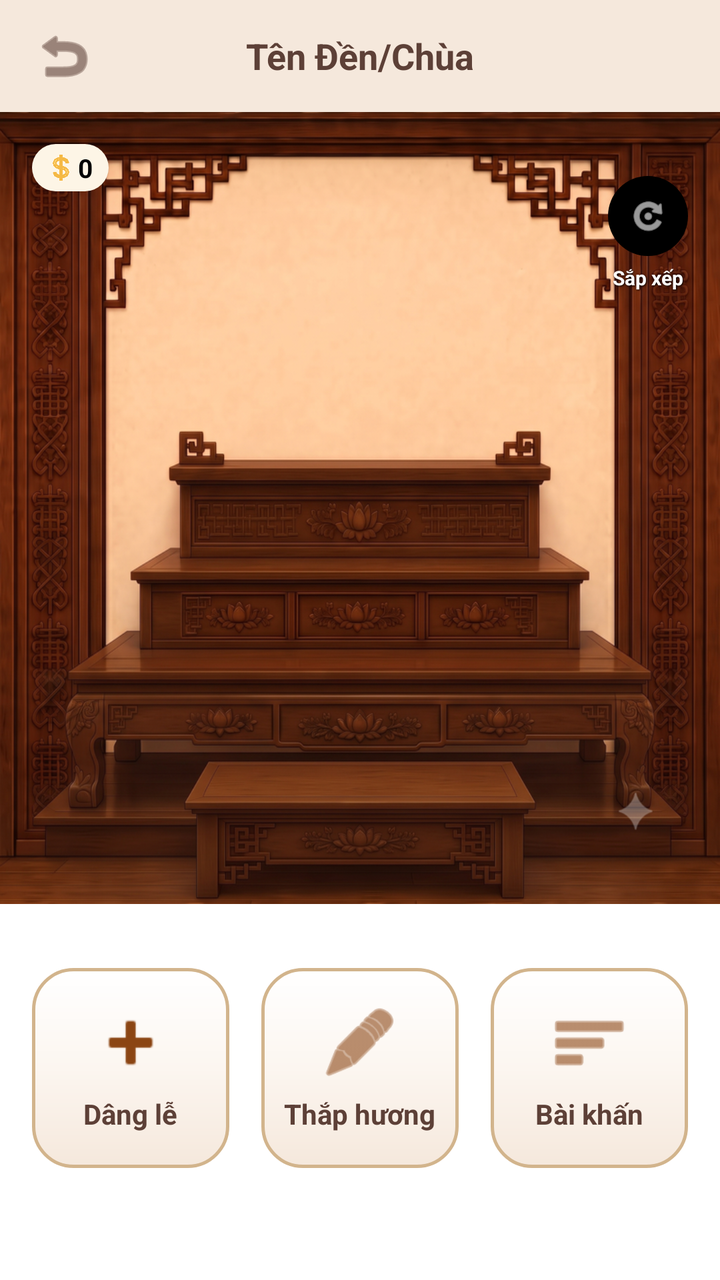
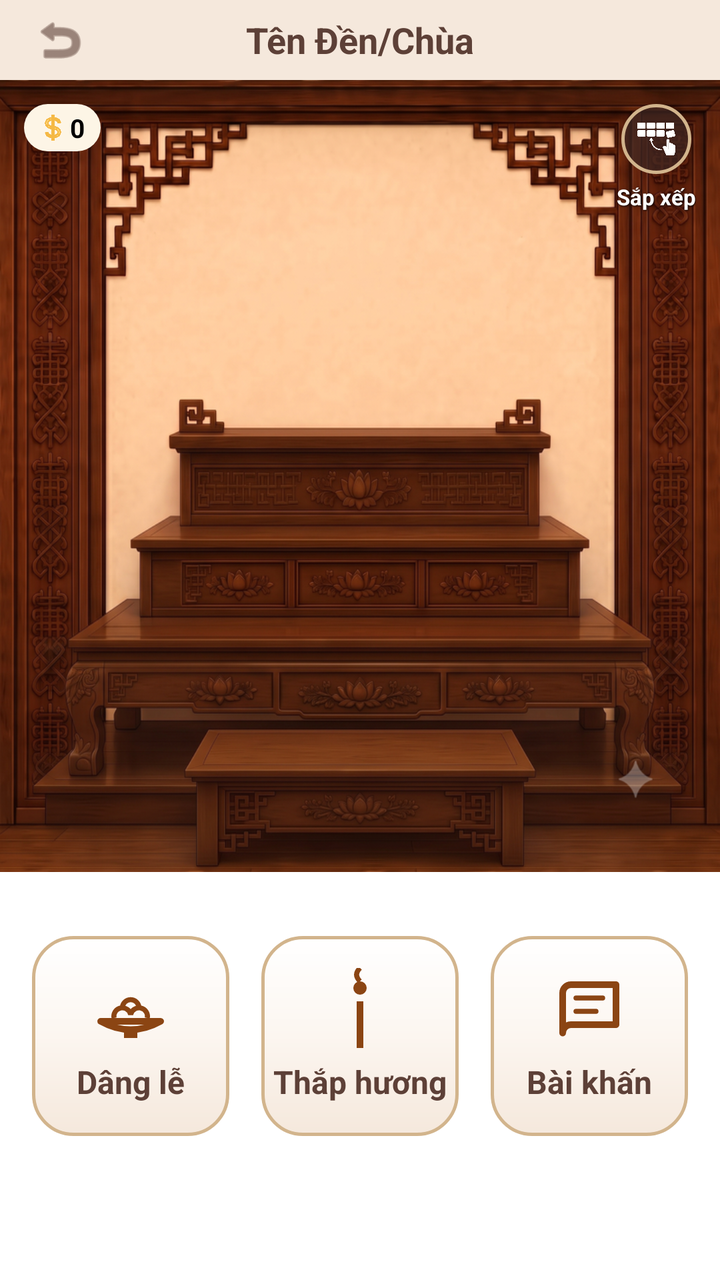

Compare the two renders of this Android layout. The source of the first and the diff that turns it into the second are given below.
<!-- AndroidManifest.xml: application theme Theme.ThapHuongGiaTien -->
<!-- res/layout/fragment_temple_altar.xml -->
<?xml version="1.0" encoding="utf-8"?>
<androidx.constraintlayout.widget.ConstraintLayout xmlns:android="http://schemas.android.com/apk/res/android"
    xmlns:app="http://schemas.android.com/apk/res-auto"
    xmlns:tools="http://schemas.android.com/tools"
    android:layout_width="match_parent"
    android:layout_height="match_parent"
    android:background="#FFFFFF">

    
    <RelativeLayout
        android:id="@+id/layoutTempleHeader"
        android:layout_width="match_parent"
        android:layout_height="?attr/actionBarSize"
        android:background="#F5E8DC"
        android:paddingHorizontal="16dp"
        app:layout_constraintTop_toTopOf="parent">

        <ImageView
            android:id="@+id/btnBack"
            android:layout_width="32dp"
            android:layout_height="32dp"
            android:layout_alignParentStart="true"
            android:layout_centerVertical="true"
            android:src="@android:drawable/ic_menu_revert"
            app:tint="#5D4037" />

        <TextView
            android:id="@+id/txtTempleName"
            android:layout_width="wrap_content"
            android:layout_height="wrap_content"
            android:layout_centerInParent="true"
            android:text="Tên Đền/Chùa"
            android:textColor="#5D4037"
            android:textSize="18sp"
            android:textStyle="bold" />
    </RelativeLayout>

    
    <androidx.constraintlayout.widget.ConstraintLayout
        android:id="@+id/altarContainer"
        android:layout_width="0dp"
        android:layout_height="0dp"
        android:background="#F5E8DC"
        android:clipChildren="false"
        android:clipToPadding="false"
        app:layout_constraintDimensionRatio="1:1.1"
        app:layout_constraintEnd_toEndOf="parent"
        app:layout_constraintStart_toStartOf="parent"
        app:layout_constraintTop_toBottomOf="@id/layoutTempleHeader">

        <ImageView
            android:id="@+id/imgAltar"
            android:layout_width="match_parent"
            android:layout_height="match_parent"
            android:contentDescription="Ban thờ đền chùa"
            android:scaleType="fitXY"
            android:src="@drawable/ban_tho_1" />

        
    </androidx.constraintlayout.widget.ConstraintLayout>

    <include
        android:id="@+id/layoutGold"
        layout="@layout/layout_gold"
        android:layout_width="wrap_content"
        android:layout_height="wrap_content"
        android:layout_margin="16dp"
        app:layout_constraintStart_toStartOf="parent"
        app:layout_constraintTop_toBottomOf="@id/layoutTempleHeader" />

    
    <LinearLayout
        android:id="@+id/layoutTopActions"
        android:layout_width="wrap_content"
        android:layout_height="wrap_content"
        android:layout_marginTop="16dp"
        android:layout_marginEnd="16dp"
        android:elevation="4dp"
        android:gravity="end"
        android:orientation="vertical"
        app:layout_constraintEnd_toEndOf="parent"
        app:layout_constraintTop_toBottomOf="@id/layoutTempleHeader">

        <LinearLayout
            android:id="@+id/btnSapXep"
            android:layout_width="wrap_content"
            android:layout_height="wrap_content"
            android:layout_marginTop="16dp"
            android:clickable="true"
            android:focusable="true"
            android:gravity="center"
            android:orientation="vertical">

            <ImageView
                android:layout_width="40dp"
                android:layout_height="40dp"
                android:background="@drawable/bg_circle_black"
                android:padding="10dp"
                android:src="@android:drawable/ic_menu_rotate"
                app:tint="@color/white" />

            <TextView
                android:layout_width="wrap_content"
                android:layout_height="wrap_content"
                android:layout_marginTop="4dp"
                android:shadowColor="@color/black"
                android:shadowDx="1"
                android:shadowDy="1"
                android:shadowRadius="2"
                android:text="Sắp xếp"
                android:textColor="@color/white"
                android:textSize="10sp"
                android:textStyle="bold" />
        </LinearLayout>

        <LinearLayout
            android:id="@+id/btnSave"
            android:layout_width="wrap_content"
            android:layout_height="wrap_content"
            android:layout_marginTop="16dp"
            android:clickable="true"
            android:focusable="true"
            android:gravity="center"
            android:orientation="vertical"
            android:visibility="gone">

            <ImageView
                android:layout_width="40dp"
                android:layout_height="40dp"
                android:background="@drawable/bg_circle_black"
                android:padding="10dp"
                android:src="@android:drawable/ic_menu_save"
                app:tint="@color/white" />

            <TextView
                android:layout_width="wrap_content"
                android:layout_height="wrap_content"
                android:layout_marginTop="4dp"
                android:shadowColor="@color/black"
                android:shadowDx="1"
                android:shadowDy="1"
                android:shadowRadius="2"
                android:text="Lưu"
                android:textColor="@color/white"
                android:textSize="10sp"
                android:textStyle="bold" />
        </LinearLayout>

        <LinearLayout
            android:id="@+id/btnCancelEdit"
            android:layout_width="wrap_content"
            android:layout_height="wrap_content"
            android:layout_marginTop="16dp"
            android:clickable="true"
            android:focusable="true"
            android:gravity="center"
            android:orientation="vertical"
            android:visibility="gone">

            <ImageView
                android:layout_width="40dp"
                android:layout_height="40dp"
                android:background="@drawable/bg_circle_black"
                android:padding="10dp"
                android:src="@android:drawable/ic_menu_close_clear_cancel"
                app:tint="@color/white" />

            <TextView
                android:layout_width="wrap_content"
                android:layout_height="wrap_content"
                android:layout_marginTop="4dp"
                android:shadowColor="@color/black"
                android:shadowDx="1"
                android:shadowDy="1"
                android:shadowRadius="2"
                android:text="Hủy"
                android:textColor="@color/white"
                android:textSize="10sp"
                android:textStyle="bold" />
        </LinearLayout>
    </LinearLayout>

    
    <LinearLayout
        android:id="@+id/layoutActions"
        android:layout_width="match_parent"
        android:layout_height="wrap_content"
        android:layout_marginTop="24dp"
        android:gravity="center"
        android:orientation="horizontal"
        android:paddingStart="8dp"
        android:paddingEnd="8dp"
        app:layout_constraintTop_toBottomOf="@id/altarContainer">

        <LinearLayout
            android:id="@+id/btnDangLe"
            android:layout_width="0dp"
            android:layout_height="100dp"
            android:layout_margin="8dp"
            android:layout_weight="1"
            android:background="@drawable/bg_action_button"
            android:clickable="true"
            android:focusable="true"
            android:gravity="center"
            android:orientation="vertical">

            <ImageView
                android:layout_width="40dp"
                android:layout_height="40dp"
                android:src="@android:drawable/ic_input_add"
                app:tint="#8B4513" />

            <TextView
                android:layout_width="wrap_content"
                android:layout_height="wrap_content"
                android:layout_marginTop="6dp"
                android:gravity="center"
                android:text="Dâng lễ"
                android:textColor="#5D4037"
                android:textSize="14sp"
                android:textStyle="bold" />
        </LinearLayout>

        <LinearLayout
            android:id="@+id/btnThapHuong"
            android:layout_width="0dp"
            android:layout_height="100dp"
            android:layout_margin="8dp"
            android:layout_weight="1"
            android:background="@drawable/bg_action_button"
            android:clickable="true"
            android:focusable="true"
            android:gravity="center"
            android:orientation="vertical">

            <ImageView
                android:layout_width="40dp"
                android:layout_height="40dp"
                android:src="@android:drawable/ic_menu_edit"
                app:tint="#8B4513" />

            <TextView
                android:layout_width="wrap_content"
                android:layout_height="wrap_content"
                android:layout_marginTop="6dp"
                android:gravity="center"
                android:text="Thắp hương"
                android:textColor="#5D4037"
                android:textSize="14sp"
                android:textStyle="bold" />
        </LinearLayout>

        <LinearLayout
            android:id="@+id/btnBaiKhan"
            android:layout_width="0dp"
            android:layout_height="100dp"
            android:layout_margin="8dp"
            android:layout_weight="1"
            android:background="@drawable/bg_action_button"
            android:clickable="true"
            android:focusable="true"
            android:gravity="center"
            android:orientation="vertical">

            <ImageView
                android:layout_width="40dp"
                android:layout_height="40dp"
                android:src="@android:drawable/ic_menu_sort_by_size"
                app:tint="#8B4513" />

            <TextView
                android:layout_width="wrap_content"
                android:layout_height="wrap_content"
                android:layout_marginTop="6dp"
                android:gravity="center"
                android:text="Bài khấn"
                android:textColor="#5D4037"
                android:textSize="14sp"
                android:textStyle="bold" />
        </LinearLayout>
    </LinearLayout>

    
    <LinearLayout
        android:id="@+id/layoutPrayerContainer"
        android:layout_width="match_parent"
        android:layout_height="0dp"
        android:layout_margin="16dp"
        android:background="@drawable/bg_dialog_traditional"
        android:elevation="4dp"
        android:orientation="vertical"
        android:padding="16dp"
        android:visibility="gone"
        app:layout_constraintBottom_toBottomOf="parent"
        app:layout_constraintTop_toBottomOf="@id/altarContainer">

        <RelativeLayout
            android:layout_width="match_parent"
            android:layout_height="wrap_content">

            <ImageView
                android:id="@+id/btnBackPrayer"
                android:layout_width="32dp"
                android:layout_height="32dp"
                android:layout_alignParentStart="true"
                android:layout_centerVertical="true"
                android:contentDescription="Quay lại"
                android:src="@android:drawable/ic_menu_revert"
                android:visibility="gone"
                app:tint="#5D4037" />

            <TextView
                android:id="@+id/txtPrayerHeader"
                android:layout_width="wrap_content"
                android:layout_height="wrap_content"
                android:layout_centerInParent="true"
                android:text="Bài Khấn"
                android:textColor="#5D4037"
                android:textSize="18sp"
                android:textStyle="bold" />

            <ImageView
                android:id="@+id/btnClosePrayer"
                android:layout_width="32dp"
                android:layout_height="32dp"
                android:layout_alignParentEnd="true"
                android:layout_centerVertical="true"
                android:contentDescription="Đóng"
                android:src="@android:drawable/ic_menu_close_clear_cancel"
                app:tint="#5D4037" />
        </RelativeLayout>

        <View
            android:layout_width="match_parent"
            android:layout_height="1dp"
            android:layout_marginTop="8dp"
            android:layout_marginBottom="4dp"
            android:background="#D2B48C" />

        <androidx.recyclerview.widget.RecyclerView
            android:id="@+id/rvPrayersList"
            android:layout_width="match_parent"
            android:layout_height="match_parent"
            android:clipToPadding="false" />

        <ScrollView
            android:id="@+id/scrollPrayerContent"
            android:layout_width="match_parent"
            android:layout_height="match_parent"
            android:visibility="gone">

            <TextView
                android:id="@+id/txtPrayerDetail"
                android:layout_width="match_parent"
                android:layout_height="wrap_content"
                android:lineSpacingExtra="4sp"
                android:textColor="#3E2723"
                android:textSize="16sp" />
        </ScrollView>
    </LinearLayout>

</androidx.constraintlayout.widget.ConstraintLayout>
<!-- res/layout/layout_gold.xml (included above) -->
<?xml version="1.0" encoding="utf-8"?>
<LinearLayout xmlns:android="http://schemas.android.com/apk/res/android"
    android:id="@+id/layoutGold"
    android:layout_width="wrap_content"
    android:layout_height="wrap_content"
    android:background="@drawable/bg_gold_counter"
    android:gravity="center_vertical"
    android:orientation="horizontal"
    android:paddingStart="8dp"
    android:paddingEnd="8dp"
    android:paddingTop="3dp"
    android:paddingBottom="3dp">

    <ImageView
        android:layout_width="13dp"
        android:layout_height="13dp"
       android:src="@drawable/dollar" />

    <TextView
        android:id="@+id/txtGold"
        android:layout_width="wrap_content"
        android:layout_height="wrap_content"
        android:layout_marginStart="2dp"
        android:text="0"
        android:textSize="13sp"
        android:textColor="@android:color/black"
        android:textStyle="bold" />
</LinearLayout>
<!-- resources referenced by this layout -->
<resources>
  <color name="black">#FF000000</color>
  <color name="white">#FFFFFFFF</color>
  <!-- drawable bg_circle_black (drawable) -->
  <?xml version="1.0" encoding="utf-8"?>
  <shape xmlns:android="http://schemas.android.com/apk/res/android"
      android:shape="oval">
      <solid android:color="#000000" />
      <size android:width="16dp" android:height="16dp" />
  </shape>
  <!-- drawable bg_dialog_traditional (drawable) -->
  <?xml version="1.0" encoding="utf-8"?>
  <shape xmlns:android="http://schemas.android.com/apk/res/android"
      android:shape="rectangle">
      <gradient
          android:startColor="#FFFFFF"
          android:centerColor="#FCF6F0"
          android:endColor="#F5E8DC"
          android:angle="270" />
      <corners android:radius="16dp" />
      <stroke
          android:width="2dp"
          android:color="#D2B48C" />
  </shape>
  <!-- drawable bg_gold_counter (drawable) -->
  <?xml version="1.0" encoding="utf-8"?>
  <shape xmlns:android="http://schemas.android.com/apk/res/android">
      <solid android:color="#FDF5E6" />
      <corners android:radius="12dp" />
  </shape>
  <color name="purple_500">#FF6200EE</color>
  <color name="purple_700">#FF3700B3</color>
  <color name="teal_200">#FF03DAC5</color>
  <color name="teal_700">#FF018786</color>
  <!-- unchanged entries left out for length: 4 -->
</resources>

<!-- the commit's change to res/layout/fragment_temple_altar.xml (unified diff, before → after) -->
@@ -10,15 +10,15 @@
     <RelativeLayout
         android:id="@+id/layoutTempleHeader"
         android:layout_width="match_parent"
-        android:layout_height="?attr/actionBarSize"
+        android:layout_height="40dp"
         android:background="#F5E8DC"
         android:paddingHorizontal="16dp"
         app:layout_constraintTop_toTopOf="parent">
 
         <ImageView
             android:id="@+id/btnBack"
-            android:layout_width="32dp"
-            android:layout_height="32dp"
+            android:layout_width="28dp"
+            android:layout_height="28dp"
             android:layout_alignParentStart="true"
             android:layout_centerVertical="true"
             android:src="@android:drawable/ic_menu_revert"
@@ -64,7 +64,7 @@
         layout="@layout/layout_gold"
         android:layout_width="wrap_content"
         android:layout_height="wrap_content"
-        android:layout_margin="16dp"
+        android:layout_margin="12dp"
         app:layout_constraintStart_toStartOf="parent"
         app:layout_constraintTop_toBottomOf="@id/layoutTempleHeader" />
 
@@ -73,8 +73,8 @@
         android:id="@+id/layoutTopActions"
         android:layout_width="wrap_content"
         android:layout_height="wrap_content"
-        android:layout_marginTop="16dp"
-        android:layout_marginEnd="16dp"
+        android:layout_marginTop="12dp"
+        android:layout_marginEnd="12dp"
         android:elevation="4dp"
         android:gravity="end"
         android:orientation="vertical"
@@ -85,18 +85,17 @@
             android:id="@+id/btnSapXep"
             android:layout_width="wrap_content"
             android:layout_height="wrap_content"
-            android:layout_marginTop="16dp"
             android:clickable="true"
             android:focusable="true"
             android:gravity="center"
             android:orientation="vertical">
 
             <ImageView
-                android:layout_width="40dp"
-                android:layout_height="40dp"
-                android:background="@drawable/bg_circle_black"
-                android:padding="10dp"
-                android:src="@android:drawable/ic_menu_rotate"
+                android:layout_width="35dp"
+                android:layout_height="35dp"
+                android:background="@drawable/bg_circle_action"
+                android:padding="8dp"
+                android:src="@drawable/sap_xep"
                 app:tint="@color/white" />
 
             <TextView
@@ -109,7 +108,7 @@
                 android:shadowRadius="2"
                 android:text="Sắp xếp"
                 android:textColor="@color/white"
-                android:textSize="10sp"
+                android:textSize="11sp"
                 android:textStyle="bold" />
         </LinearLayout>
 
@@ -117,7 +116,7 @@
             android:id="@+id/btnSave"
             android:layout_width="wrap_content"
             android:layout_height="wrap_content"
-            android:layout_marginTop="16dp"
+            android:layout_marginTop="12dp"
             android:clickable="true"
             android:focusable="true"
             android:gravity="center"
@@ -125,11 +124,11 @@
             android:visibility="gone">
 
             <ImageView
-                android:layout_width="40dp"
-                android:layout_height="40dp"
-                android:background="@drawable/bg_circle_black"
-                android:padding="10dp"
-                android:src="@android:drawable/ic_menu_save"
+                android:layout_width="35dp"
+                android:layout_height="35dp"
+                android:background="@drawable/bg_circle_action"
+                android:padding="8dp"
+                android:src="@drawable/diskette"
                 app:tint="@color/white" />
 
             <TextView
@@ -142,7 +141,7 @@
                 android:shadowRadius="2"
                 android:text="Lưu"
                 android:textColor="@color/white"
-                android:textSize="10sp"
+                android:textSize="11sp"
                 android:textStyle="bold" />
         </LinearLayout>
 
@@ -158,9 +157,9 @@
             android:visibility="gone">
 
             <ImageView
-                android:layout_width="40dp"
-                android:layout_height="40dp"
-                android:background="@drawable/bg_circle_black"
+                android:layout_width="35dp"
+                android:layout_height="35dp"
+                android:background="@drawable/bg_circle_action"
                 android:padding="10dp"
                 android:src="@android:drawable/ic_menu_close_clear_cancel"
                 app:tint="@color/white" />
@@ -175,7 +174,7 @@
                 android:shadowRadius="2"
                 android:text="Hủy"
                 android:textColor="@color/white"
-                android:textSize="10sp"
+                android:textSize="11sp"
                 android:textStyle="bold" />
         </LinearLayout>
     </LinearLayout>
@@ -207,7 +206,7 @@
             <ImageView
                 android:layout_width="40dp"
                 android:layout_height="40dp"
-                android:src="@android:drawable/ic_input_add"
+                android:src="@drawable/ic_flower_tray"
                 app:tint="#8B4513" />
 
             <TextView
@@ -217,7 +216,7 @@
                 android:gravity="center"
                 android:text="Dâng lễ"
                 android:textColor="#5D4037"
-                android:textSize="14sp"
+                android:textSize="16sp"
                 android:textStyle="bold" />
         </LinearLayout>
 
@@ -236,7 +235,7 @@
             <ImageView
                 android:layout_width="40dp"
                 android:layout_height="40dp"
-                android:src="@android:drawable/ic_menu_edit"
+                android:src="@drawable/ic_incense"
                 app:tint="#8B4513" />
 
             <TextView
@@ -246,7 +245,7 @@
                 android:gravity="center"
                 android:text="Thắp hương"
                 android:textColor="#5D4037"
-                android:textSize="14sp"
+                android:textSize="16sp"
                 android:textStyle="bold" />
         </LinearLayout>
 
@@ -265,7 +264,7 @@
             <ImageView
                 android:layout_width="40dp"
                 android:layout_height="40dp"
-                android:src="@android:drawable/ic_menu_sort_by_size"
+                android:src="@drawable/ic_pray_book"
                 app:tint="#8B4513" />
 
             <TextView
@@ -275,7 +274,7 @@
                 android:gravity="center"
                 android:text="Bài khấn"
                 android:textColor="#5D4037"
-                android:textSize="14sp"
+                android:textSize="16sp"
                 android:textStyle="bold" />
         </LinearLayout>
     </LinearLayout>
<!-- resource entries referenced after the edit -->
@@ -2,11 +2,12 @@
 <resources>
   <color name="black">#FF000000</color>
   <color name="white">#FFFFFFFF</color>
-  <!-- drawable bg_circle_black (drawable) -->
+  <!-- drawable bg_circle_action (drawable) -->
   <?xml version="1.0" encoding="utf-8"?>
   <shape xmlns:android="http://schemas.android.com/apk/res/android"
       android:shape="oval">
-      <solid android:color="#000000" />
+      <solid android:color="#B33E2723" /> 
+      <stroke android:width="1.5dp" android:color="#D2B48C" />
       <size android:width="16dp" android:height="16dp" />
   </shape>
   <!-- drawable bg_dialog_traditional (drawable) -->
@@ -29,6 +30,77 @@
       <solid android:color="#FDF5E6" />
       <corners android:radius="12dp" />
   </shape>
+  <!-- drawable diskette: png bitmap (drawable, 6805 bytes) -->
+  <!-- drawable ic_flower_tray (drawable) -->
+  <vector xmlns:android="http://schemas.android.com/apk/res/android"
+      android:width="24dp"
+      android:height="24dp"
+      android:viewportWidth="24"
+      android:viewportHeight="24">
+      
+      <path
+          android:fillColor="#00000000"
+          android:strokeColor="#8B4513"
+          android:strokeWidth="2"
+          android:strokeLineJoin="round"
+          android:pathData="M3,16 Q12,21 21,16 Z" />
+      
+      <path
+          android:fillColor="#8B4513"
+          android:pathData="M10,18 h4 v3 h-4 z" />
+      
+      <path
+          android:fillColor="#00000000"
+          android:strokeColor="#8B4513"
+          android:strokeWidth="1.5"
+          android:pathData="M7,15 A2.5,2.5 0 1,1 12,14 A2.5,2.5 0 1,1 17,15" />
+      <path
+          android:fillColor="#00000000"
+          android:strokeColor="#8B4513"
+          android:strokeWidth="1.5"
+          android:pathData="M9.5,12 A2.5,2.5 0 1,1 14.5,12" />
+  </vector>
+  <!-- drawable ic_incense (drawable) -->
+  <vector xmlns:android="http://schemas.android.com/apk/res/android"
+      android:width="24dp"
+      android:height="24dp"
+      android:viewportWidth="24"
+      android:viewportHeight="24">
+      
+      <path
+          android:fillColor="#8B4513"
+          android:pathData="M11,10 h2 v14 h-2 z" />
+      
+      <path
+          android:fillColor="#FF5722"
+          android:pathData="M12,4 a2,2 0 1,0 0,4 a2,2 0 1,0 0,-4 z" />
+      
+      <path
+          android:strokeColor="#BDBDBD"
+          android:strokeWidth="1.5"
+          android:fillColor="#00000000"
+          android:pathData="M12,4 Q10,2 12,0" />
+  </vector>
+  <!-- drawable ic_pray_book (drawable) -->
+  <vector xmlns:android="http://schemas.android.com/apk/res/android"
+      android:width="24dp"
+      android:height="24dp"
+      android:viewportWidth="24"
+      android:viewportHeight="24">
+      <path
+          android:fillColor="#00000000"
+          android:strokeColor="#8B4513"
+          android:strokeWidth="2"
+          android:strokeLineCap="round"
+          android:strokeLineJoin="round"
+          android:pathData="M4,19.5A2.5,2.5 0,0 1,6.5 17H20V5H6.5A2.5,2.5 0,0 0,4 7.5v12zM4,19.5v-12A2.5,2.5 0,0 1,6.5 5" />
+      <path
+          android:strokeColor="#8B4513"
+          android:strokeWidth="1.5"
+          android:strokeLineCap="round"
+          android:pathData="M8,9h8 M8,13h6" />
+  </vector>
+  <!-- drawable sap_xep: png bitmap (drawable, 21774 bytes) -->
   <color name="purple_500">#FF6200EE</color>
   <color name="purple_700">#FF3700B3</color>
   <color name="teal_200">#FF03DAC5</color>
